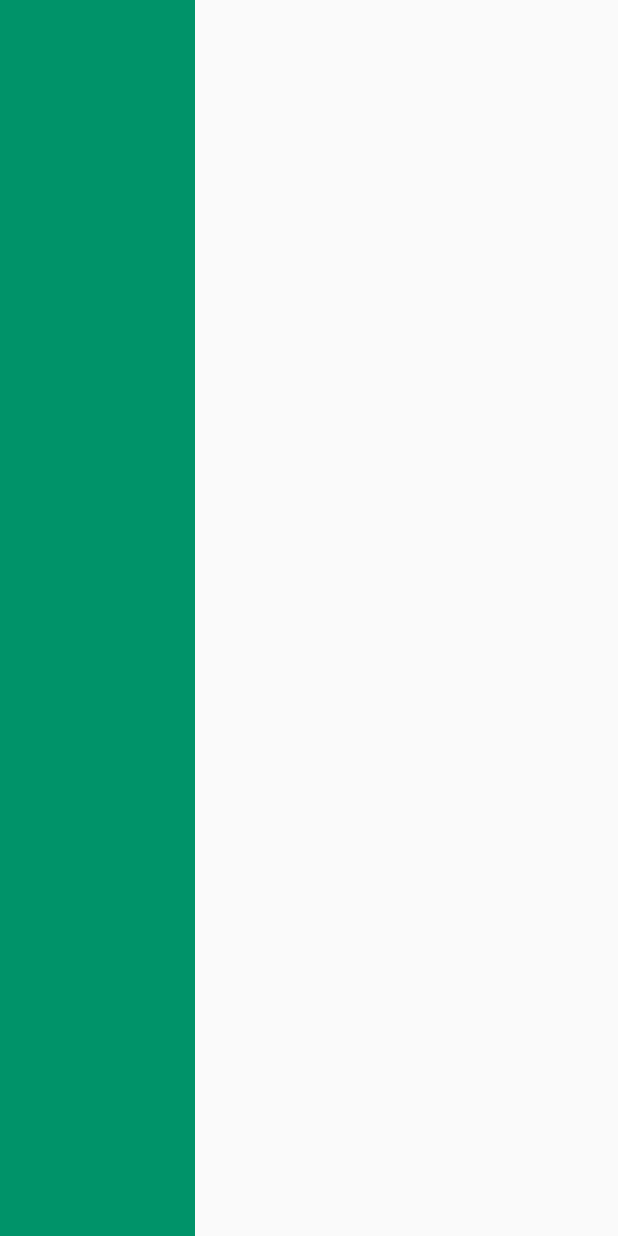
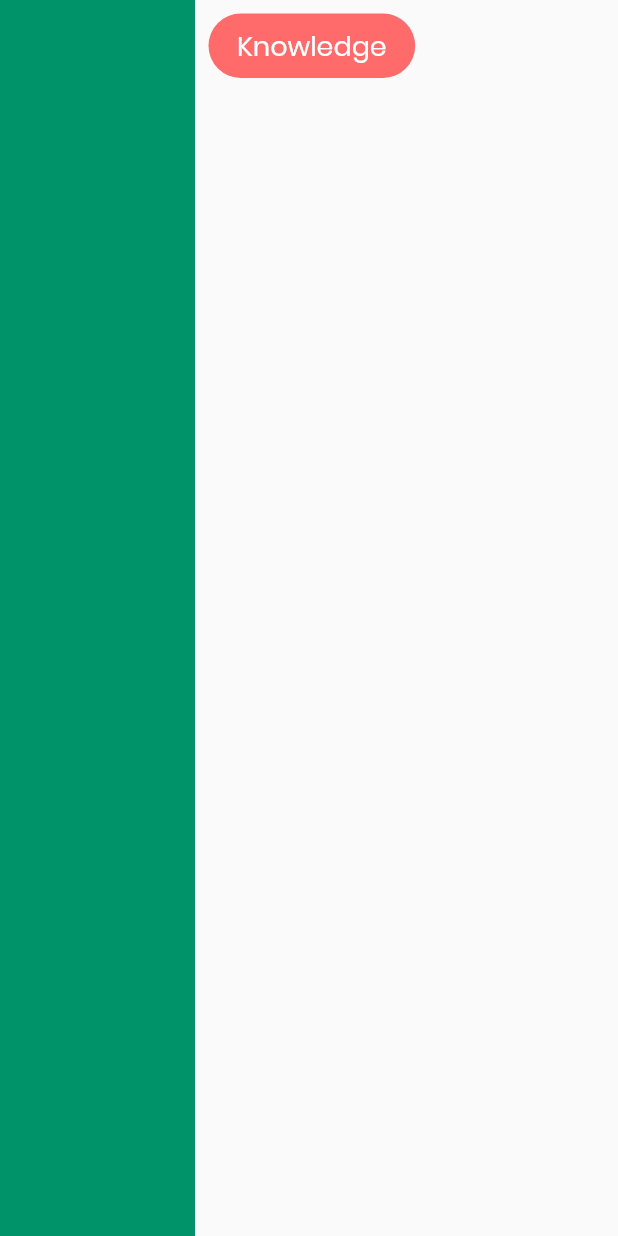
Before and after one commit to Shubham555/edwisely, a Flutter app: the screen it shows after launch, on a phone screen of 412 x 824 dp. Run offline on Flutter 3.47's test engine with Material 2 defaults, Android fonts, the phone set to English and light mode, and no system bars.

Commit message:
Created RedChip widget

```diff
--- a/lib/main.dart
+++ b/lib/main.dart
@@ -4,10 +4,13 @@ import 'package:flutter/material.dart';
 void main() => runApp(Edwisely());
 
 class Edwisely extends StatelessWidget {
+  @override
   Widget build(BuildContext context) {
     return MaterialApp(
       theme: ThemeData(
         fontFamily: 'Poppins',
+        primaryColor: Color.fromRGBO(0, 147, 105, 1),
+        accentColor: Color.fromRGBO(255, 106, 106, 1),
       ),
       home: Dashboard(),
     );
--- a/lib/pages/dashboard.dart
+++ b/lib/pages/dashboard.dart
@@ -1,3 +1,4 @@
+import 'package:edwisely/widgets/redchip.dart';
 import 'package:flutter/material.dart';
 
 class Dashboard extends StatelessWidget {
@@ -8,7 +9,12 @@ class Dashboard extends StatelessWidget {
           Container(
             height: double.infinity,
             width: 130,
-            color: Color.fromRGBO(0, 147, 105, 1),
+            color: Theme.of(context).primaryColor,
+          ),
+          Column(
+            children: [
+              RedChip(label: 'Knowledge'),
+            ],
           ),
         ],
       ),
--- /dev/null
+++ b/lib/widgets/redchip.dart
@@ -0,0 +1,29 @@
+import 'package:flutter/material.dart';
+
+class RedChip extends StatelessWidget {
+  final String label;
+
+  RedChip({@required this.label});
+
+  @override
+  Widget build(BuildContext context) {
+    return Container(
+      decoration: BoxDecoration(
+        borderRadius: BorderRadius.all(Radius.circular(68)),
+        color: Theme.of(context).accentColor,
+      ),
+      margin: EdgeInsets.all(9),
+      padding: EdgeInsets.symmetric(
+        vertical: 8,
+        horizontal: 19,
+      ),
+      child: Text(
+        label,
+        style: TextStyle(
+          fontSize: 18,
+          color: Colors.white,
+        ),
+      ),
+    );
+  }
+}
--- a/pubspec.yaml
+++ b/pubspec.yaml
@@ -55,11 +55,6 @@ flutter:
   # For details regarding adding assets from package dependencies, see
   # https://flutter.dev/assets-and-images/#from-packages
 
-  # To add custom fonts to your application, add a fonts section here,
-  # in this "flutter" section. Each entry in this list should have a
-  # "family" key with the font family name, and a "fonts" key with a
-  # list giving the asset and other descriptors for the font. For
-  # example:
   fonts:
     - family: Poppins
       fonts:
```
